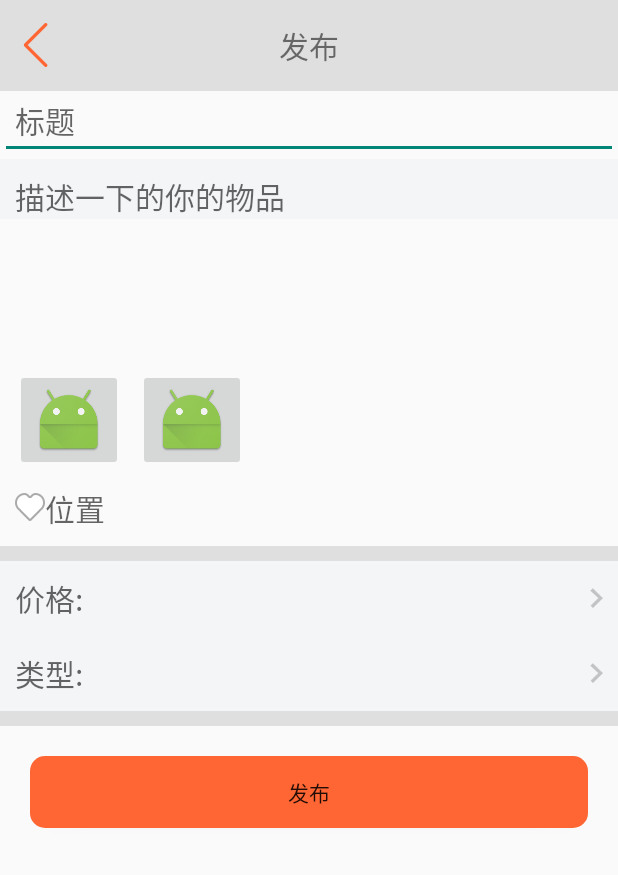
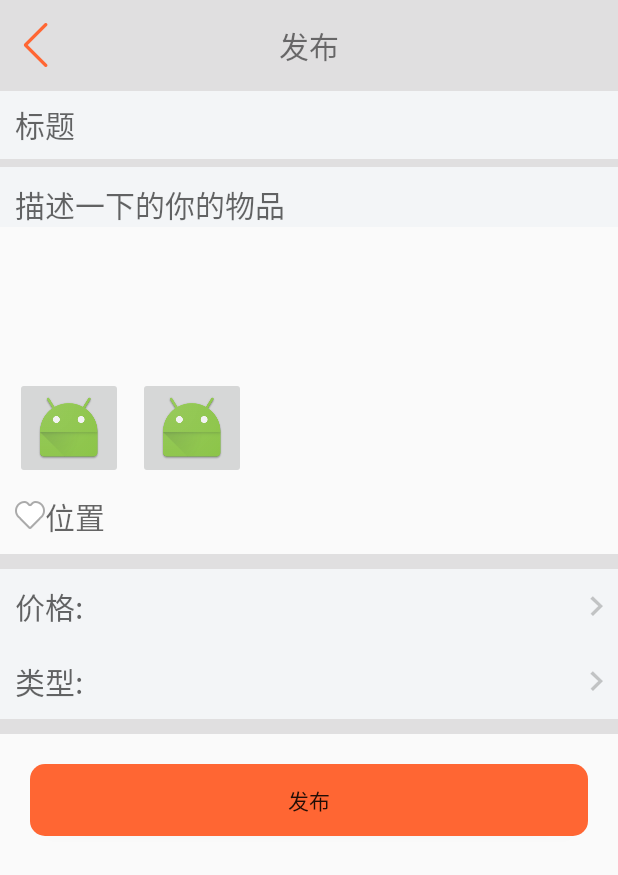
Before and after one commit to chengnuoandy/Commonweal, an Android app: the layout activity_good.xml on its own in the app's theme, with its tools: preview values and no code run, on a phone screen of 412 x 824 dp. Shown: the top 875 px of the screen. Run offline under Robolectric (Android 15) with nearby library versions, the phone set to English and light mode, and no system bars.

Commit message:
修改发布页面

```diff
--- a/app/src/main/res/layout/activity_good.xml
+++ b/app/src/main/res/layout/activity_good.xml
@@ -33,6 +33,8 @@
             android:textSize="@dimen/title_text_size" />
     </RelativeLayout>
 
+
+
     <EditText
         android:id="@+id/et_title"
         android:layout_width="match_parent"
@@ -40,10 +42,15 @@
         android:hint="标题"
         android:textSize="@dimen/title_text_size"
         android:paddingLeft="@dimen/normal_space"
+        android:background="@color/main_bg"
         android:gravity="center_vertical"/>
+    <TextView
+        android:layout_width="match_parent"
+        android:layout_height="5dp"
+        android:background="@color/normal_bg_color"/>
 
     <EditText
-        android:id="@+id/tv_express"
+        android:id="@+id/et_describe"
         android:layout_width="match_parent"
         android:layout_height="wrap_content"
         android:hint="描述一下的你的物品"
```
